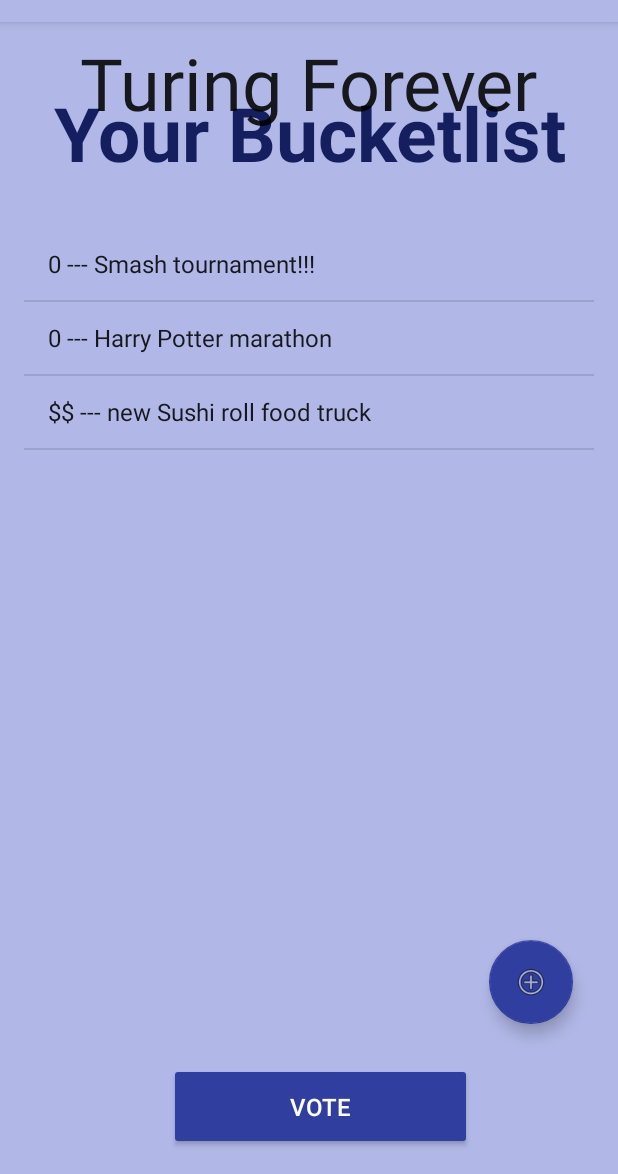
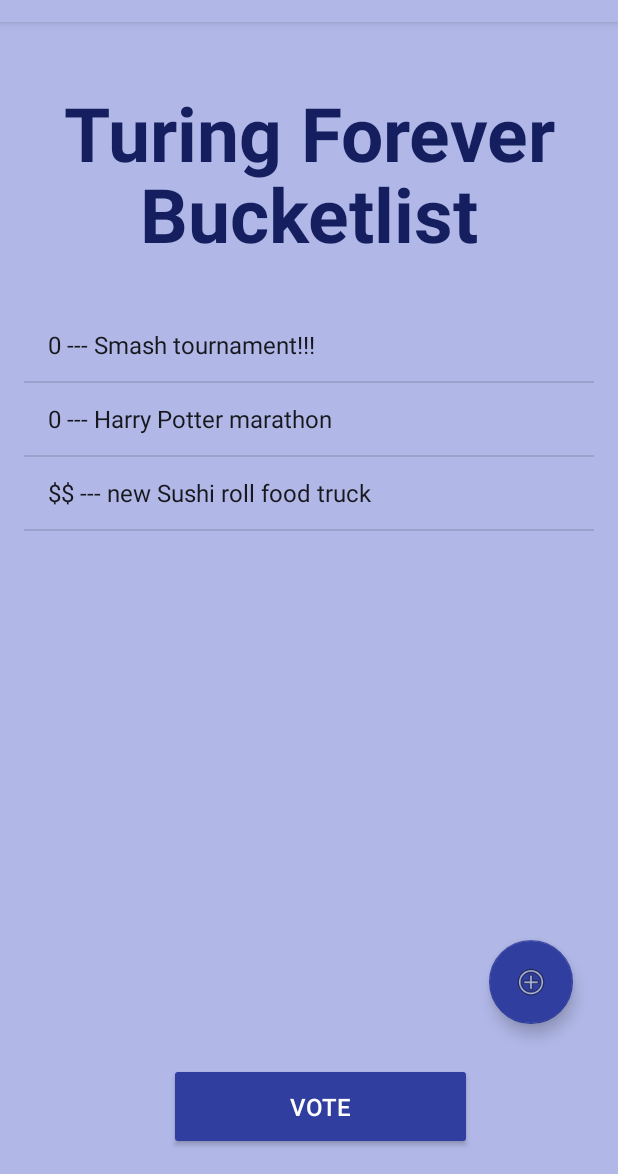
Before and after one commit to blueD2/PocketChange, an Android app: the Dashboard screen opened directly, with no data from a screen before it, on a phone screen of 412 x 824 dp, the part 62-1236 px from its top. Run offline under Robolectric (Android 15) with nearby library versions, the phone set to English and light mode, and no system bars.

Commit message:
fixed activity dashboard

```diff
--- a/app/src/main/res/layout/activity_dashboard.xml
+++ b/app/src/main/res/layout/activity_dashboard.xml
@@ -13,9 +13,9 @@
         android:layout_width="0dp"
         android:layout_height="wrap_content"
         android:layout_marginStart="16dp"
-        android:layout_marginTop="40dp"
+        android:layout_marginTop="94dp"
         android:layout_marginEnd="16dp"
-        android:text="Your Bucketlist"
+        android:text="Bucketlist"
         android:textAlignment="center"
         android:textAppearance="@android:style/TextAppearance"
         android:textColor="@color/TitleColor"
@@ -41,13 +41,16 @@
 
     <TextView
         android:id="@+id/groupName"
-        android:layout_width="wrap_content"
+        android:layout_width="0dp"
         android:layout_height="wrap_content"
-        android:layout_marginStart="8dp"
-        android:layout_marginTop="8dp"
-        android:layout_marginEnd="8dp"
+        android:layout_marginStart="16dp"
+        android:layout_marginTop="40dp"
+        android:layout_marginEnd="16dp"
+        android:textAlignment="center"
         android:textAppearance="@android:style/TextAppearance"
-        android:textSize="@android:dimen/app_icon_size"
+        android:textColor="@color/TitleColor"
+        android:textSize="50dp"
+        android:textStyle="bold"
         app:layout_constraintEnd_toEndOf="parent"
         app:layout_constraintStart_toStartOf="parent"
         app:layout_constraintTop_toTopOf="parent" />
```
